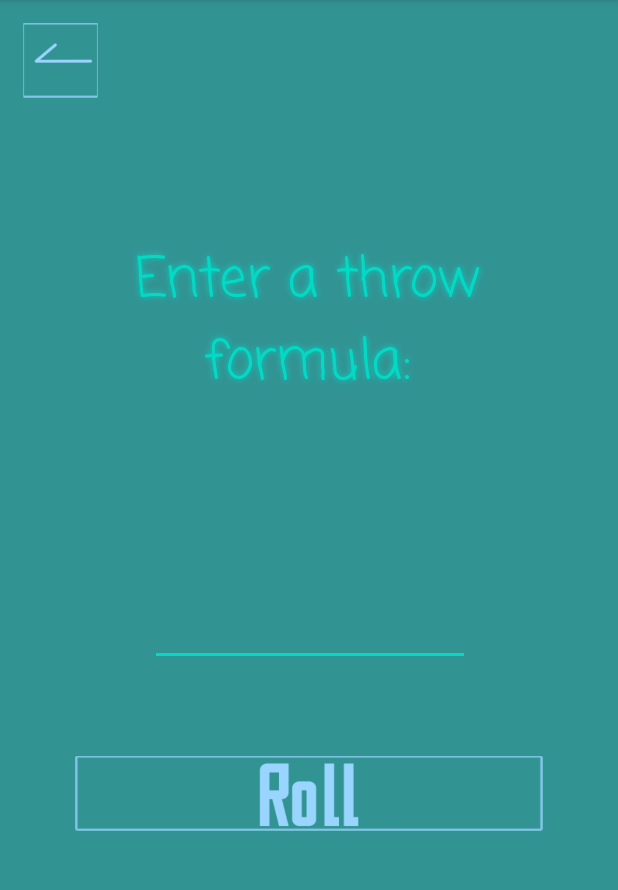
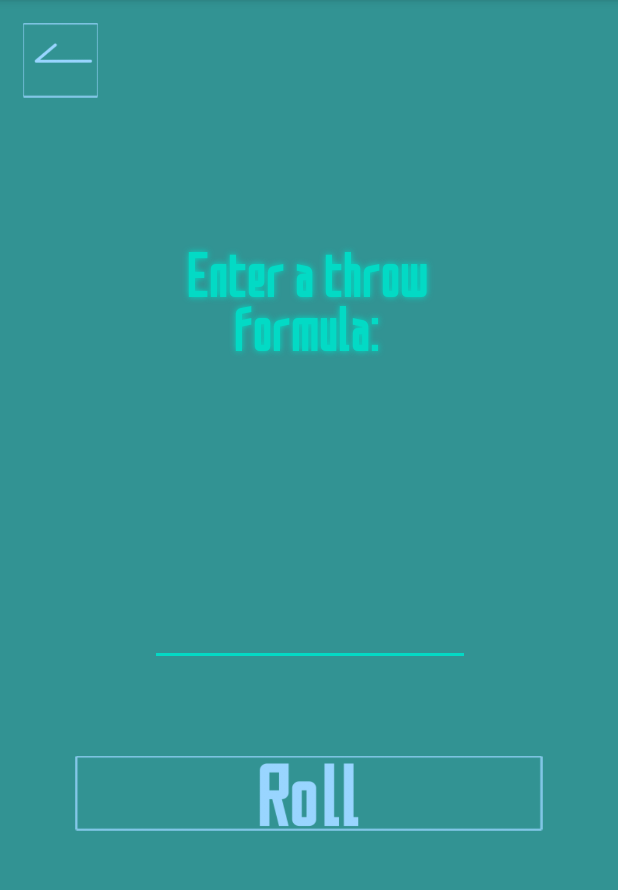
Before and after one commit to Leeder87/DiceRoller, an Android app: the CustomActivity screen opened directly, with no data from a screen before it, on a phone screen of 412 x 824 dp, the part 84-974 px from its top. Run offline under Robolectric (Android 15) with nearby library versions, the phone set to English and light mode, and no system bars.

Commit message:
Добавил шрифт. В CustomActivity присвоил его полю вывода результата.

```diff
--- a/app/src/main/res/layout/activity_custom.xml
+++ b/app/src/main/res/layout/activity_custom.xml
@@ -43,7 +43,7 @@
         android:layout_height="150sp"
         android:layout_marginStart="80sp"
         android:layout_marginTop="160sp"
-        android:fontFamily="casual"
+        android:fontFamily="@font/saoui"
         android:shadowColor="#03DAC5"
         android:shadowRadius="5"
         android:text="Enter a throw formula:"
--- a/build.gradle
+++ b/build.gradle
@@ -5,7 +5,7 @@ buildscript {
         jcenter()
     }
     dependencies {
-        classpath "com.android.tools.build:gradle:4.0.0"
+        classpath 'com.android.tools.build:gradle:4.0.1'
 
         // NOTE: Do not place your application dependencies here; they belong
         // in the individual module build.gradle files
```
Also changed, not shown: app/src/main/res/font/saoui.otf (added).
